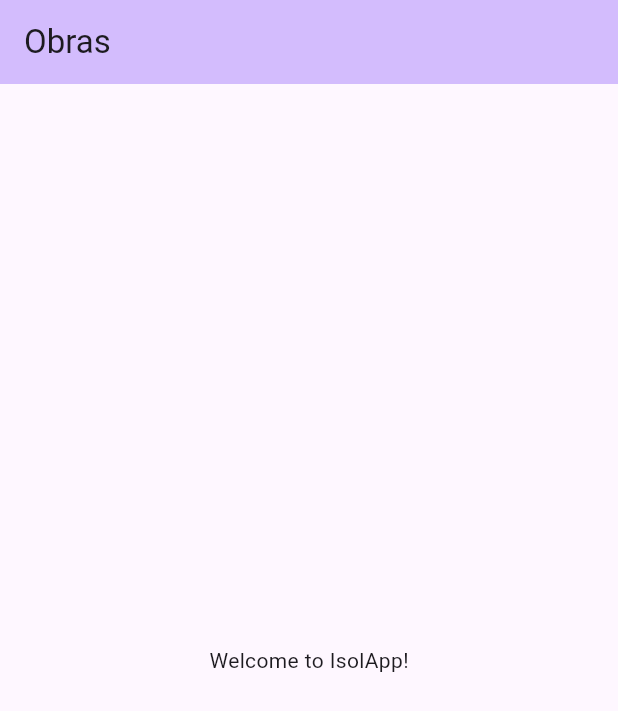
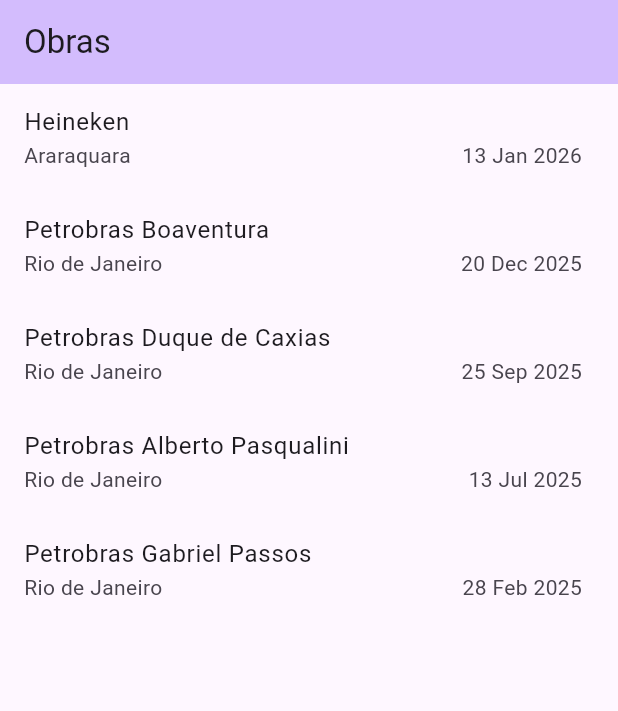
Before and after one commit to cestrixx/isolapp, a Flutter app: the screen it shows after launch, on a phone screen of 412 x 824 dp. Shown: the top 711 px of the screen. Run offline on Flutter 3.47's test engine with Material 3 defaults, Android fonts, the light colour scheme and no system bars.

Commit message:
feat: add budget list

```diff
--- /dev/null
+++ b/lib/app_routes.dart
@@ -0,0 +1,3 @@
+class AppRoutes {
+  static const home = '/';
+}
--- a/lib/budget_model.dart
+++ b/lib/budget_model.dart
@@ -25,4 +25,14 @@
       city: city ?? this.city,
     );
   }
+
+  @override
+  String toString() {
+    return 'BudgetModel(\n'
+        '  id: $id,\n'
+        '  date: $date,\n'
+        '  worksite: $worksite\n'
+        '  city: $city\n'
+        ')';
+  }
 }
--- a/lib/isol_home_page.dart
+++ b/lib/isol_home_page.dart
@@ -1,9 +1,12 @@
 
 import 'package:flutter/material.dart';
+import 'package:intl/intl.dart';
+import 'package:isolapp/budget_model.dart';
+import 'package:isolapp/budget_repository.dart';
 
 class IsolHomePage extends StatelessWidget {
-  const IsolHomePage({super.key});
-
+  const IsolHomePage({super.key, required this.repository});
+  final BudgetRepository repository;
   @override
   Widget build(BuildContext context) {
     return Scaffold(
@@ -11,8 +14,37 @@
         title: const Text('Obras'),
         backgroundColor: Theme.of(context).colorScheme.inversePrimary,
       ),
-      body: const Center(
-        child: Text('Welcome to IsolApp!'),
+      body: FutureBuilder(
+        future: repository.findAll(),
+        builder: (context, budgets) {
+          if (budgets.connectionState == ConnectionState.waiting) {
+            return CircularProgressIndicator();
+          }
+          if (budgets.hasError) {
+            return Text('Error: ${budgets.error}');
+          }
+          if (budgets.data == null) {
+            return Text('Nenhuma Obra!');
+          }
+          final budgetsData = budgets.data as List;
+          return ListView.builder(
+            itemCount: budgetsData.length,
+            itemBuilder: (context, index) {
+              final budget = budgetsData[index] as BudgetModel;
+              return ListTile(
+                title: Text(budget.worksite),
+                subtitle: Row(
+                  mainAxisAlignment: MainAxisAlignment.spaceBetween,
+                  children: [
+                    Text(budget.city),
+                    Text(DateFormat('d MMM y').format(budget.date)),
+                  ]
+                ),
+                onTap: () {},
+              );
+            },
+          );
+        },
       ),
     );
   }
--- a/lib/main.dart
+++ b/lib/main.dart
@@ -1,4 +1,6 @@
 import 'package:flutter/material.dart';
+import 'package:isolapp/app_routes.dart';
+import 'package:isolapp/budget_repository.dart';
 import 'package:isolapp/in_memory_budget_repository.dart';
 import 'package:isolapp/isol_home_page.dart';
 
@@ -29,20 +31,23 @@
     city: 'Rio de Janeiro',
     date: DateTime(2025, 2, 28),
   );
-  runApp(const IsolApp());
+  runApp(IsolApp(repository: repository));
 }
 
 class IsolApp extends StatelessWidget {
-  const IsolApp({super.key});
-
+  const IsolApp({super.key, required this.repository});
+  final BudgetRepository repository;
   @override
   Widget build(BuildContext context) {
     return MaterialApp(
       theme: ThemeData(
         colorScheme: ColorScheme.fromSeed(seedColor: Colors.deepPurple),
       ),
-      home: IsolHomePage(),
       debugShowCheckedModeBanner: false,
+      initialRoute: AppRoutes.home,
+      routes: {
+        AppRoutes.home: (context) => IsolHomePage(repository: repository),
+      },
     );
   }
 }
--- a/pubspec.yaml
+++ b/pubspec.yaml
@@ -37,6 +37,7 @@
   hive: any
   hive_flutter: any
   uuid: ^4.5.2
+  intl: ^0.20.2
 
 dev_dependencies:
   flutter_test:
```
